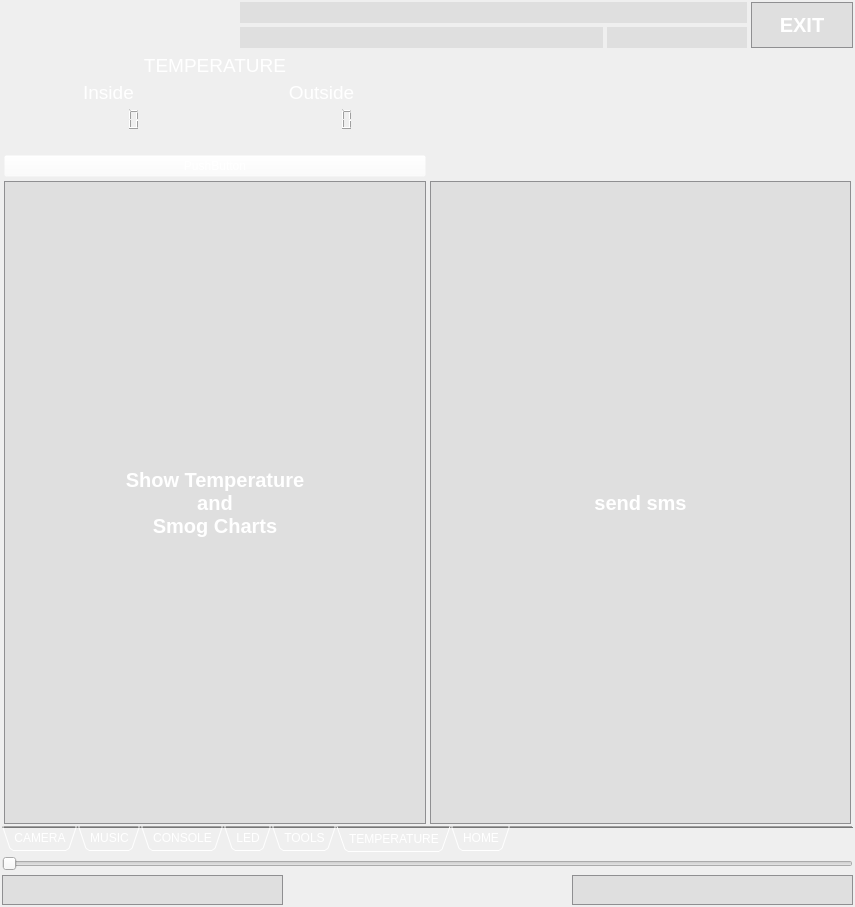
Old version of the form iDom_Client/idom_client.ui in the repository cyniu88/QT_kurs.
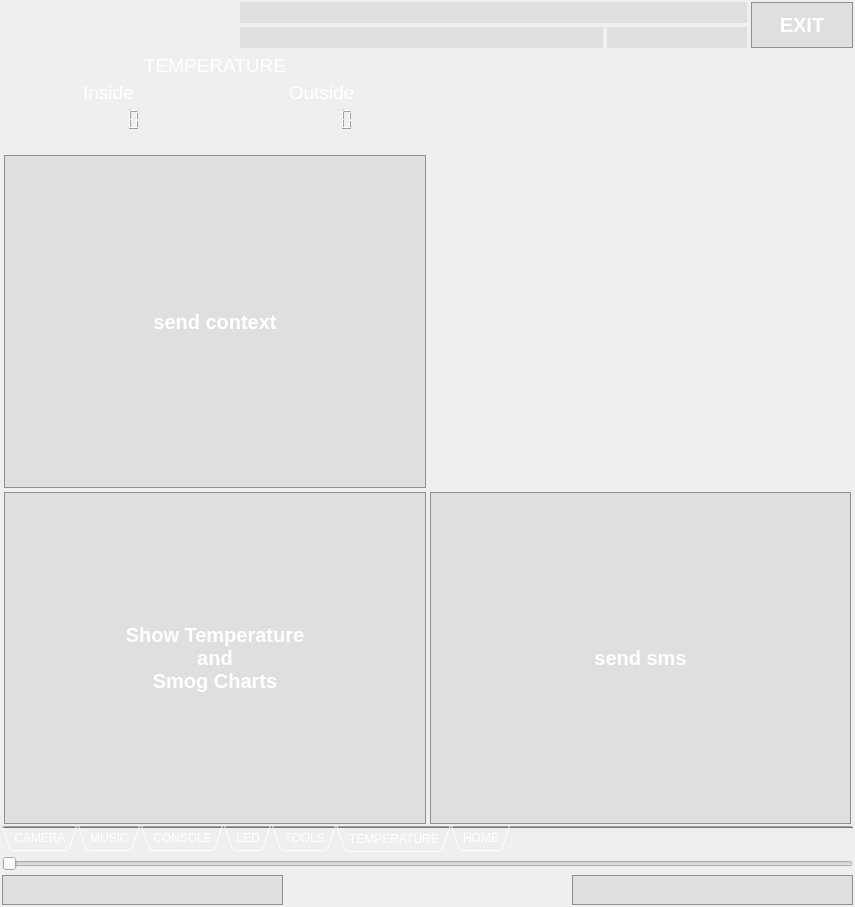
New version of the form. Icons and pictures are not drawn. Custom widgets are drawn as their Qt base class.

```diff
--- a/iDom_Client/idom_client.ui
+++ b/iDom_Client/idom_client.ui
@@ -2829,8 +2829,26 @@
         </item>
         <item row="2" column="0">
          <widget class="QPushButton" name="b_share">
+          <property name="sizePolicy">
+           <sizepolicy hsizetype="Minimum" vsizetype="Preferred">
+            <horstretch>0</horstretch>
+            <verstretch>0</verstretch>
+           </sizepolicy>
+          </property>
+          <property name="styleSheet">
+           <string notr="true">QPushButton {
+background-color: rgb(158, 158, 158,50);
+border: 1px solid #8f8f91;
+border-radius: 0px;
+color:white;
+font: bold 20px ;
+}
+QPushButton:pressed {
+border:none;
+}</string>
+          </property>
           <property name="text">
-           <string>PushButton</string>
+           <string>send context</string>
           </property>
          </widget>
         </item>
```
Left out of the diff: 8 changed lines with no effect on the pictures.
